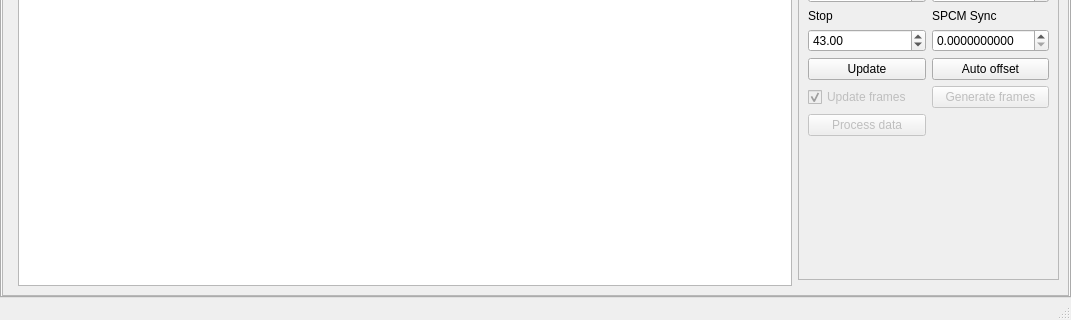
First picture: the form in vopguiscrollable.ui, repository jonvhauw/Project, before the edit; both pictures show x 0 to 1071 and y 319 to 639 of the 1071 by 639 pixel window.
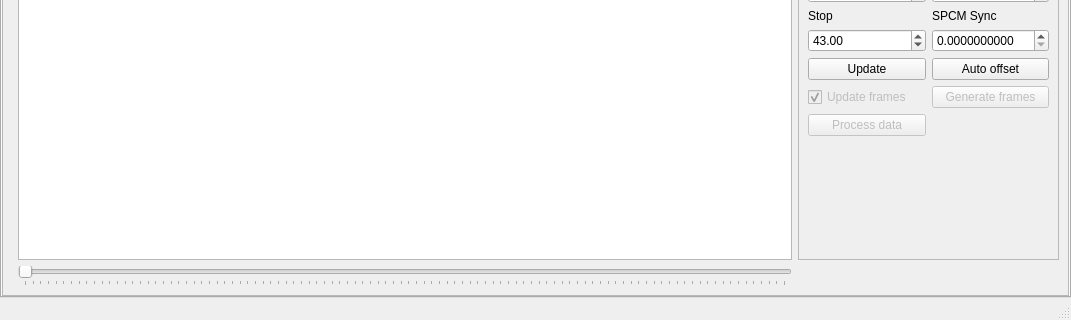
Second picture: the form after the edit.

The edit to the form file:
```diff
--- a/vopguiscrollable.ui
+++ b/vopguiscrollable.ui
@@ -642,9 +642,22 @@
               </property>
              </widget>
             </item>
-            <item row="2" column="1" rowspan="2">
+            <item row="2" column="1">
              <widget class="QGraphicsView" name="graphicsFrames"/>
             </item>
+            <item row="3" column="1">
+             <widget class="QSlider" name="imageSlider">
+              <property name="orientation">
+               <enum>Qt::Horizontal</enum>
+              </property>
+              <property name="tickPosition">
+               <enum>QSlider::TicksBelow</enum>
+              </property>
+              <property name="tickInterval">
+               <number>0</number>
+              </property>
+             </widget>
+            </item>
            </layout>
           </widget>
          </widget>
```
Left out of the diff: 266 changed lines with no effect on the pictures.
